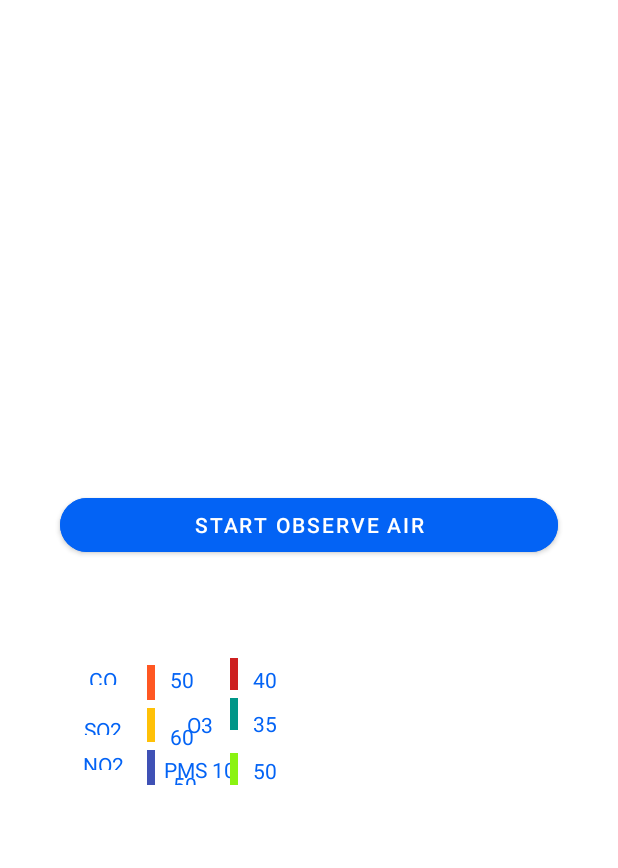
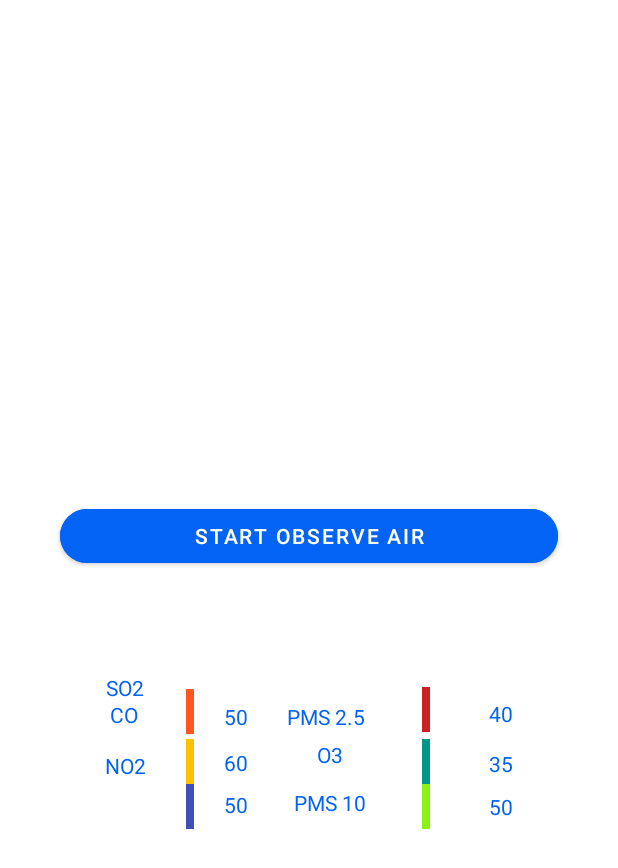
Before and after one commit to EslamHamouda/Air-observer, an Android app: the layout home_screen.xml on its own in the app's theme, with its tools: preview values and no code run, on a phone screen of 412 x 824 dp. Shown: the top 868 px of the screen. Run offline under Robolectric (Android 15) with nearby library versions, the phone set to English and light mode, and no system bars.

Commit message:
update color/strings/dimens/update constraint layout

```diff
--- a/app/src/main/res/layout/details_screen.xml
+++ b/app/src/main/res/layout/details_screen.xml
@@ -13,6 +13,7 @@
             android:layout_height="match_parent"
             tools:itemCount="6"
             tools:listitem="@layout/details_item"
+            android:id="@+id/rv_items_details"
             >
         </androidx.recyclerview.widget.RecyclerView>
 
--- a/app/src/main/res/layout/history_screen.xml
+++ b/app/src/main/res/layout/history_screen.xml
@@ -11,6 +11,7 @@
 <androidx.recyclerview.widget.RecyclerView
     android:layout_width="match_parent"
     android:layout_height="match_parent"
+    android:id="@+id/rv_items_history"
 
     >
 </androidx.recyclerview.widget.RecyclerView>
--- a/app/src/main/res/layout/home_screen.xml
+++ b/app/src/main/res/layout/home_screen.xml
@@ -18,7 +18,7 @@
         android:text="@string/Button_start_observe"
         android:textColor="@android:color/white"
         app:cornerRadius="@dimen/dimen_radius_500dp"
-        app:layout_constraintBottom_toTopOf="@+id/Const"
+        app:layout_constraintBottom_toTopOf="@+id/Const_layout"
         app:layout_constraintEnd_toEndOf="parent"
         app:layout_constraintStart_toStartOf="parent"
         app:layout_constraintTop_toTopOf="parent"
@@ -26,248 +26,250 @@
 
 
     <androidx.constraintlayout.widget.ConstraintLayout
-        android:id="@+id/Const"
+        android:id="@+id/Const_layout"
         android:layout_width="match_parent"
         android:layout_height="wrap_content"
-        android:layout_gravity="center"
         android:layout_margin="@dimen/dimen_margin_50dp"
         android:elevation="@dimen/dimen_10dp"
         android:paddingLeft="@dimen/dimen_5dp"
         android:paddingBottom="@dimen/dimen_5dp"
         app:layout_constraintBottom_toBottomOf="parent"
         app:layout_constraintEnd_toEndOf="parent"
-        app:layout_constraintHorizontal_bias="0.494"
+        app:layout_constraintHorizontal_bias="0.611"
         app:layout_constraintStart_toStartOf="parent"
         app:layout_constraintTop_toTopOf="parent"
-        app:layout_constraintVertical_bias="0.61"
+        app:layout_constraintVertical_bias="0.649"
         tools:ignore="MissingConstraints">
 
 
         <TextView
             android:id="@+id/textView7"
             android:layout_width="wrap_content"
-            android:layout_height="@dimen/dimen_0dp"
-            android:layout_marginStart="@dimen/dimen_4dp"
-            android:layout_marginTop="@dimen/dimen_10dp"
+            android:layout_height="wrap_content"
+            android:layout_margin="@dimen/dimen_10dp"
             android:text="@string/CO_text"
-            android:textColor="#0363F5"
-            app:layout_constraintBottom_toTopOf="@+id/textView10"
+            android:textColor="@color/text_blue"
+            app:layout_constraintBottom_toBottomOf="parent"
+            app:layout_constraintEnd_toStartOf="@+id/textView2"
+            app:layout_constraintHorizontal_bias="0.271"
             app:layout_constraintStart_toStartOf="parent"
-            app:layout_constraintTop_toTopOf="parent" />
+            app:layout_constraintTop_toTopOf="parent"
+            app:layout_constraintVertical_bias="0.121" />
 
         <TextView
             android:id="@+id/textView2"
-            android:layout_width="5dp"
-            android:layout_height="@dimen/dimen_0dp"
-            android:layout_marginLeft="@dimen/dimen_20dp"
-            android:layout_marginTop="@dimen/dimen_10dp"
-            android:background="#FF5722"
-            app:layout_constraintBottom_toTopOf="@+id/textView11"
-            app:layout_constraintStart_toEndOf="@+id/textView7"
-            app:layout_constraintTop_toTopOf="parent" />
+            android:layout_width="@dimen/dimen_5dp"
+            android:layout_height="@dimen/dimen_30dp"
+            android:background="@color/co_orange"
+            app:layout_constraintBottom_toBottomOf="parent"
+            app:layout_constraintEnd_toStartOf="@+id/co_percentage"
+            app:layout_constraintHorizontal_bias="0.778"
+            app:layout_constraintStart_toStartOf="parent"
+            app:layout_constraintTop_toTopOf="parent"
+            app:layout_constraintVertical_bias="0.142" />
 
         <TextView
-            android:id="@+id/textView6"
-            android:layout_width="20dp"
-            android:layout_height="@dimen/dimen_0dp"
+            android:id="@+id/co_percentage"
+            android:layout_width="wrap_content"
+            android:layout_height="wrap_content"
             android:layout_margin="@dimen/dimen_10dp"
-            android:layout_marginStart="@dimen/dimen_10dp"
-            android:layout_marginTop="@dimen/dimen_10dp"
             android:text="50"
-            android:textColor="#0363F5"
-            app:layout_constraintBottom_toTopOf="@+id/textView12"
-            app:layout_constraintStart_toEndOf="@+id/textView2"
-            app:layout_constraintTop_toTopOf="parent" />
+            android:textColor="@color/text_blue"
+            app:layout_constraintBottom_toBottomOf="parent"
+            app:layout_constraintEnd_toStartOf="@+id/textView8"
+            app:layout_constraintHorizontal_bias="0.841"
+            app:layout_constraintStart_toStartOf="parent"
+            app:layout_constraintTop_toTopOf="parent"
+            app:layout_constraintVertical_bias="0.144" />
+
 
         <TextView
             android:id="@+id/textView8"
-            android:layout_width="@dimen/dimen_0dp"
-            android:layout_height="@dimen/dimen_0dp"
-
-            android:layout_marginTop="@dimen/dimen_10dp"
+            android:layout_width="wrap_content"
+            android:layout_height="wrap_content"
+            android:layout_margin="@dimen/dimen_10dp"
             android:text="@string/PMS2.5_text"
-            android:textColor="#0363F5"
-            app:layout_constraintBottom_toTopOf="@+id/textView13"
-            app:layout_constraintStart_toEndOf="@+id/textView6"
-            app:layout_constraintTop_toTopOf="parent" />
-
+            android:textColor="@color/text_blue"
+            app:layout_constraintBottom_toBottomOf="parent"
+            app:layout_constraintEnd_toStartOf="@+id/textView5"
+            app:layout_constraintHorizontal_bias="0.82"
+            app:layout_constraintStart_toStartOf="parent"
+            app:layout_constraintTop_toTopOf="parent"
+            app:layout_constraintVertical_bias="0.142" />
 
         <TextView
             android:id="@+id/textView5"
             android:layout_width="@dimen/dimen_5dp"
-            android:layout_height="@dimen/dimen_0dp"
-            android:layout_marginStart="@dimen/dimen_20dp"
-            android:layout_marginTop="@dimen/dimen_5dp"
-            android:background="#F7CC1919"
-            app:layout_constraintBottom_toTopOf="@+id/textView4"
-            app:layout_constraintStart_toEndOf="@+id/textView8"
-            app:layout_constraintTop_toTopOf="parent" />
+            android:layout_height="@dimen/dimen_30dp"
+            android:background="@color/pms_2_color"
+            app:layout_constraintBottom_toBottomOf="parent"
+            app:layout_constraintEnd_toStartOf="@+id/pms2.5_percentage"
+            app:layout_constraintHorizontal_bias="0.852"
+            app:layout_constraintStart_toStartOf="parent"
+            app:layout_constraintTop_toTopOf="parent"
+            app:layout_constraintVertical_bias="0.123" />
 
         <TextView
             android:id="@+id/pms2.5_percentage"
-            android:layout_width="@dimen/dimen_0dp"
+            android:layout_width="wrap_content"
             android:layout_height="wrap_content"
             android:layout_margin="@dimen/dimen_10dp"
-            android:layout_marginStart="@dimen/dimen_84dp"
-            android:layout_marginTop="@dimen/dimen_12dp"
             android:text="40"
-            android:textColor="#0363F5"
-            app:layout_constraintBottom_toTopOf="@+id/textView14"
+            android:textColor="@color/text_blue"
+            app:layout_constraintBottom_toBottomOf="parent"
             app:layout_constraintEnd_toEndOf="parent"
-            app:layout_constraintHorizontal_bias="0.5"
-            app:layout_constraintStart_toEndOf="@+id/textView5"
-            app:layout_constraintTop_toTopOf="parent" />
+            app:layout_constraintHorizontal_bias="0.962"
+            app:layout_constraintStart_toStartOf="parent"
+            app:layout_constraintTop_toTopOf="parent"
+            app:layout_constraintVertical_bias="0.111" />
 
         <TextView
             android:id="@+id/textView10"
             android:layout_width="wrap_content"
-            android:layout_height="@dimen/dimen_0dp"
-            android:layout_marginTop="@dimen/dimen_20dp"
+            android:layout_height="wrap_content"
             android:text="@string/SO2_text"
-            android:textColor="#0363F5"
-            app:layout_constraintBottom_toTopOf="@+id/textView15"
+            android:textColor="@color/text_blue"
             app:layout_constraintEnd_toEndOf="@+id/textView7"
-            app:layout_constraintHorizontal_bias="0.5"
+            app:layout_constraintHorizontal_bias="0.476"
             app:layout_constraintStart_toStartOf="@+id/textView7"
-            app:layout_constraintTop_toBottomOf="@+id/textView7" />
+            tools:layout_editor_absoluteY="57dp" />
 
         <TextView
             android:id="@+id/textView11"
             android:layout_width="@dimen/dimen_5dp"
-            android:layout_height="@dimen/dimen_0dp"
-            android:layout_marginTop="@dimen/dimen_5dp"
-            android:background="#FFC107"
-            app:layout_constraintBottom_toTopOf="@+id/textView3"
+            android:layout_height="@dimen/dimen_30dp"
+            android:background="@color/so2_yellow_color"
+            app:layout_constraintBottom_toBottomOf="parent"
             app:layout_constraintEnd_toEndOf="@+id/textView2"
+            app:layout_constraintHorizontal_bias="0.0"
             app:layout_constraintStart_toStartOf="@+id/textView2"
-            app:layout_constraintTop_toBottomOf="@+id/textView2" />
+            app:layout_constraintTop_toBottomOf="@+id/textView2"
+            app:layout_constraintVertical_bias="0.104" />
 
         <TextView
-            android:id="@+id/textView12"
-            android:layout_width="@dimen/dimen_0dp"
-            android:layout_height="@dimen/dimen_0dp"
-            android:layout_marginTop="@dimen/dimen_5dp"
+            android:id="@+id/so2_percentage"
+            android:layout_width="wrap_content"
+            android:layout_height="wrap_content"
             android:text="60"
-            android:textColor="#0363F5"
-            app:layout_constraintBottom_toTopOf="@+id/textView16"
-            app:layout_constraintEnd_toEndOf="@+id/textView6"
+            android:textColor="@color/text_blue"
+            app:layout_constraintBottom_toBottomOf="parent"
+            app:layout_constraintEnd_toEndOf="@+id/co_percentage"
             app:layout_constraintHorizontal_bias="0.0"
-            app:layout_constraintStart_toStartOf="@+id/textView6"
-            app:layout_constraintTop_toBottomOf="@+id/textView6" />
+            app:layout_constraintStart_toStartOf="@+id/co_percentage"
+            app:layout_constraintTop_toBottomOf="@+id/co_percentage"
+            app:layout_constraintVertical_bias="0.246" />
 
         <TextView
             android:id="@+id/textView13"
             android:layout_width="wrap_content"
-            android:layout_height="@dimen/dimen_0dp"
-            android:layout_marginTop="@dimen/dimen_10dp"
+            android:layout_height="wrap_content"
+            android:layout_marginBottom="@dimen/dimen_40dp"
             android:text="@string/O3_text"
-            android:textColor="#0363F5"
-            app:layout_constraintBottom_toTopOf="@+id/textView17"
+            android:textColor="@color/text_blue"
+            app:layout_constraintBottom_toBottomOf="parent"
             app:layout_constraintEnd_toEndOf="@+id/textView8"
-            app:layout_constraintHorizontal_bias="0.5"
-            app:layout_constraintStart_toStartOf="@+id/textView8"
-            app:layout_constraintTop_toBottomOf="@+id/textView8" />
+            app:layout_constraintHorizontal_bias="0.571"
+            app:layout_constraintStart_toStartOf="@+id/textView8" />
 
         <TextView
             android:id="@+id/textView4"
             android:layout_width="@dimen/dimen_5dp"
-            android:layout_height="@dimen/dimen_0dp"
-            android:layout_marginTop="@dimen/dimen_5dp"
-            android:layout_marginBottom="@dimen/dimen_10dp"
-            android:background="#009688"
-            app:layout_constraintBottom_toTopOf="@+id/textView18"
+            android:layout_height="@dimen/dimen_30dp"
+            android:background="@color/o3_color"
+            app:layout_constraintBottom_toBottomOf="parent"
             app:layout_constraintEnd_toEndOf="@+id/textView5"
             app:layout_constraintHorizontal_bias="0.0"
             app:layout_constraintStart_toStartOf="@+id/textView5"
-            app:layout_constraintTop_toBottomOf="@+id/textView5" />
+            app:layout_constraintTop_toBottomOf="@+id/textView5"
+            app:layout_constraintVertical_bias="0.14" />
 
         <TextView
             android:id="@+id/o3_percentage"
-            android:layout_width="@dimen/dimen_0dp"
+            android:layout_width="wrap_content"
             android:layout_height="wrap_content"
-            android:layout_marginTop="@dimen/dimen_10dp"
             android:text="35"
-            android:textColor="#0363F5"
-            app:layout_constraintBottom_toTopOf="@+id/pms10_percentage"
+            android:textColor="@color/text_blue"
+            app:layout_constraintBottom_toBottomOf="parent"
             app:layout_constraintEnd_toEndOf="@+id/pms2.5_percentage"
-            app:layout_constraintHorizontal_bias="0.5"
+            app:layout_constraintHorizontal_bias="0.0"
             app:layout_constraintStart_toStartOf="@+id/pms2.5_percentage"
-            app:layout_constraintTop_toBottomOf="@+id/pms2.5_percentage" />
+            app:layout_constraintTop_toBottomOf="@+id/pms2.5_percentage"
+            app:layout_constraintVertical_bias="0.289" />
 
         <TextView
             android:id="@+id/textView15"
             android:layout_width="wrap_content"
-            android:layout_height="@dimen/dimen_0dp"
+            android:layout_height="wrap_content"
             android:layout_margin="@dimen/dimen_10dp"
             android:text="@string/NO2_text"
-            android:textColor="#0363F5"
+            android:textColor="@color/text_blue"
             app:layout_constraintBottom_toBottomOf="parent"
             app:layout_constraintEnd_toEndOf="@+id/textView10"
-            app:layout_constraintHorizontal_bias="0.5"
             app:layout_constraintStart_toStartOf="@+id/textView10"
             app:layout_constraintTop_toBottomOf="@+id/textView10" />
 
         <TextView
             android:id="@+id/textView3"
             android:layout_width="@dimen/dimen_5dp"
-            android:layout_height="@dimen/dimen_0dp"
-            android:layout_marginTop="@dimen/dimen_5dp"
-            android:background="#3F51B5"
+            android:layout_height="@dimen/dimen_30dp"
+            android:background="@color/no2_color"
             app:layout_constraintBottom_toBottomOf="parent"
             app:layout_constraintEnd_toEndOf="@+id/textView11"
+            app:layout_constraintHorizontal_bias="0.0"
             app:layout_constraintStart_toStartOf="@+id/textView11"
-            app:layout_constraintTop_toBottomOf="@+id/textView11" />
+            app:layout_constraintTop_toBottomOf="@+id/textView11"
+            app:layout_constraintVertical_bias="0.541" />
 
         <TextView
-            android:id="@+id/textView16"
+            android:id="@+id/no2_percentage"
             android:layout_width="wrap_content"
-            android:layout_height="@dimen/dimen_10dp"
-            android:layout_marginTop="@dimen/dimen_10dp"
+            android:layout_height="wrap_content"
             android:text="50"
-            android:textColor="#0363F5"
+            android:textColor="@color/text_blue"
             app:layout_constraintBottom_toBottomOf="parent"
-            app:layout_constraintEnd_toEndOf="@+id/textView12"
-            app:layout_constraintHorizontal_bias="0.5"
-            app:layout_constraintStart_toStartOf="@+id/textView12"
-            app:layout_constraintTop_toBottomOf="@+id/textView12" />
+            app:layout_constraintEnd_toEndOf="@+id/so2_percentage"
+            app:layout_constraintHorizontal_bias="0.0"
+            app:layout_constraintStart_toStartOf="@+id/so2_percentage"
+            app:layout_constraintTop_toBottomOf="@+id/so2_percentage"
+            app:layout_constraintVertical_bias="0.551" />
 
         <TextView
             android:id="@+id/textView17"
             android:layout_width="wrap_content"
-            android:layout_height="@dimen/dimen_0dp"
-            android:layout_marginTop="@dimen/dimen_10dp"
+            android:layout_height="wrap_content"
             android:text="@string/PMS10_text"
-            android:textColor="#0363F5"
+            android:textColor="@color/text_blue"
             app:layout_constraintBottom_toBottomOf="parent"
             app:layout_constraintEnd_toEndOf="@+id/textView13"
-            app:layout_constraintHorizontal_bias="0.5"
+            app:layout_constraintHorizontal_bias="0.516"
             app:layout_constraintStart_toStartOf="@+id/textView13"
-            app:layout_constraintTop_toBottomOf="@+id/textView13" />
+            app:layout_constraintTop_toBottomOf="@+id/textView13"
+            app:layout_constraintVertical_bias="0.617" />
 
         <TextView
             android:id="@+id/textView18"
             android:layout_width="@dimen/dimen_5dp"
-            android:layout_height="@dimen/dimen_0dp"
-            android:layout_marginTop="@dimen/dimen_5dp"
-            android:background="#8AF311"
+            android:layout_height="@dimen/dimen_30dp"
+            android:background="@color/pms10_color"
             app:layout_constraintBottom_toBottomOf="parent"
             app:layout_constraintEnd_toEndOf="@+id/textView4"
             app:layout_constraintHorizontal_bias="0.0"
             app:layout_constraintStart_toStartOf="@+id/textView4"
-            app:layout_constraintTop_toBottomOf="@+id/textView4" />
+            app:layout_constraintTop_toBottomOf="@+id/textView4"
+            app:layout_constraintVertical_bias="0.846" />
 
         <TextView
             android:id="@+id/pms10_percentage"
-            android:layout_width="@dimen/dimen_0dp"
+            android:layout_width="wrap_content"
             android:layout_height="wrap_content"
-            android:layout_marginTop="@dimen/dimen_12dp"
             android:text="50"
             android:textColor="@color/text_blue"
             app:layout_constraintBottom_toBottomOf="parent"
             app:layout_constraintEnd_toEndOf="@+id/o3_percentage"
-            app:layout_constraintHorizontal_bias="0.5"
+            app:layout_constraintHorizontal_bias="0.0"
             app:layout_constraintStart_toStartOf="@+id/o3_percentage"
-            app:layout_constraintTop_toBottomOf="@+id/o3_percentage" />
+            app:layout_constraintTop_toBottomOf="@+id/o3_percentage"
+            app:layout_constraintVertical_bias="0.645" />
 
     </androidx.constraintlayout.widget.ConstraintLayout>
 
--- a/app/src/main/res/values/dimens.xml
+++ b/app/src/main/res/values/dimens.xml
@@ -19,4 +19,5 @@
     <dimen name="dimen_500dp">500dp</dimen>
     <dimen name="dimen_20sp">20sp</dimen>
     <dimen name="dimen_50sp">50sp</dimen>
+    <dimen name="dimen_30dp">30dp</dimen>
 </resources>
```
Also changed, not shown: app/src/main/res/layout/percentages_all_items_list_screenhistory.xml (+94 -81 lines).
